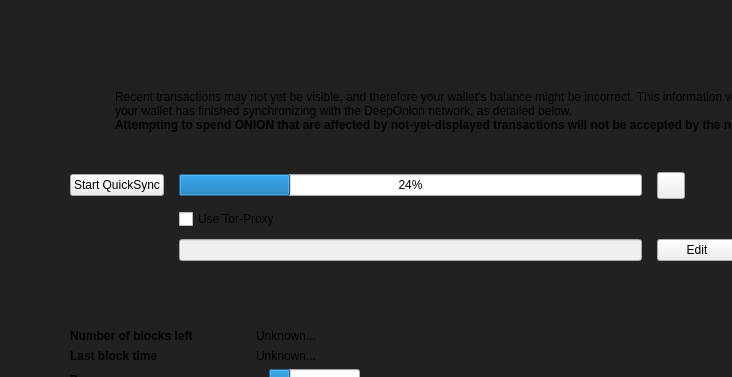
First picture: the form in src/qt/forms/modaloverlay.ui, repository deeponion/deeponion, before the edit; both pictures show x 0 to 732 and y 0 to 377 of the 902 by 533 pixel window.
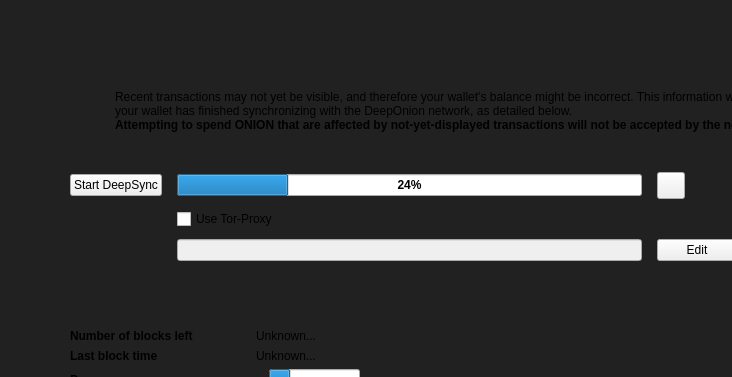
Second picture: the form after the edit. Icons and pictures are not drawn. Custom widgets are drawn as their Qt base class.

Commit message: Add logs, fix untaring for windows, use boost iostream for inflating

```diff
--- a/src/qt/forms/modaloverlay.ui
+++ b/src/qt/forms/modaloverlay.ui
@@ -214,6 +214,14 @@
                <height>0</height>
               </size>
              </property>
+             <property name="font">
+              <font>
+               <family>Ubuntu</family>
+               <weight>75</weight>
+               <italic>false</italic>
+               <bold>true</bold>
+              </font>
+             </property>
              <property name="value">
               <number>24</number>
              </property>
@@ -245,7 +253,7 @@
               </sizepolicy>
              </property>
              <property name="text">
-              <string>Start QuickSync</string>
+              <string>Start DeepSync</string>
              </property>
             </widget>
            </item>
```
Left out of the diff: 8 changed lines with no effect on the pictures. The commit also changes 7 other files.
